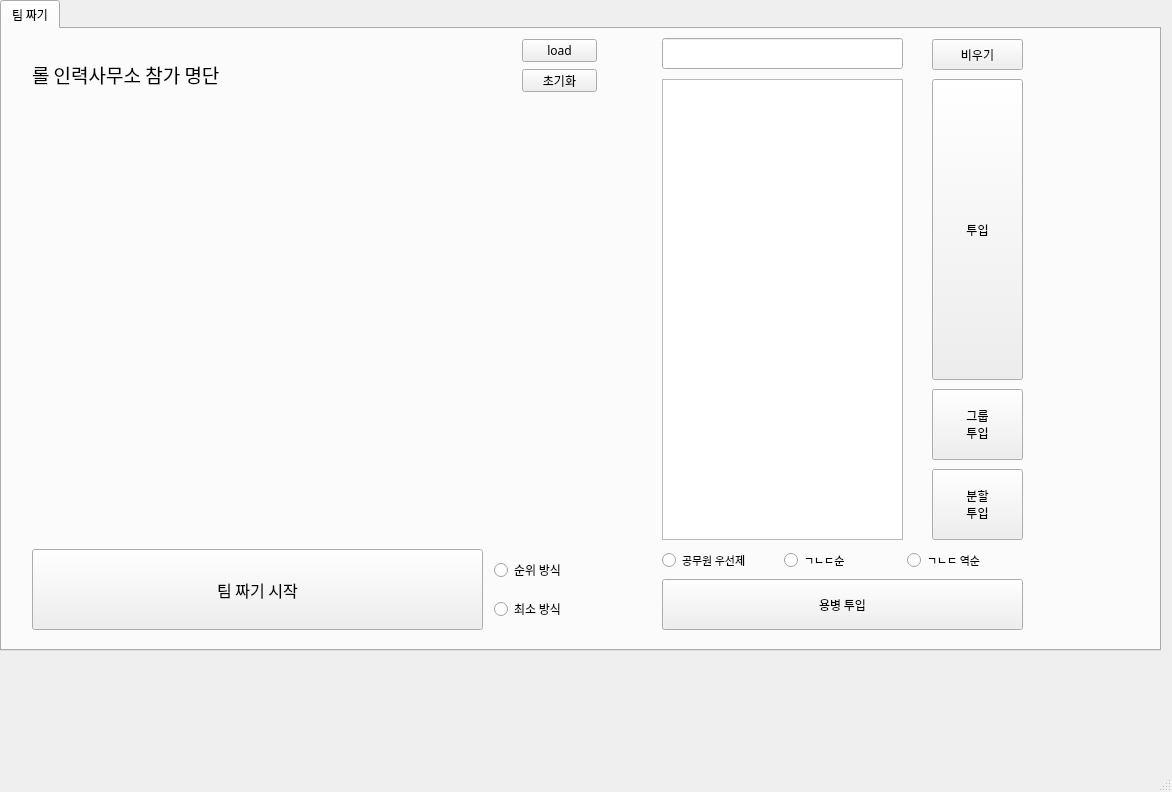
Before: the Qt Designer form img/ui/main_window.ui in kbeekim/lol_teamfight, drawn with Qt 5.
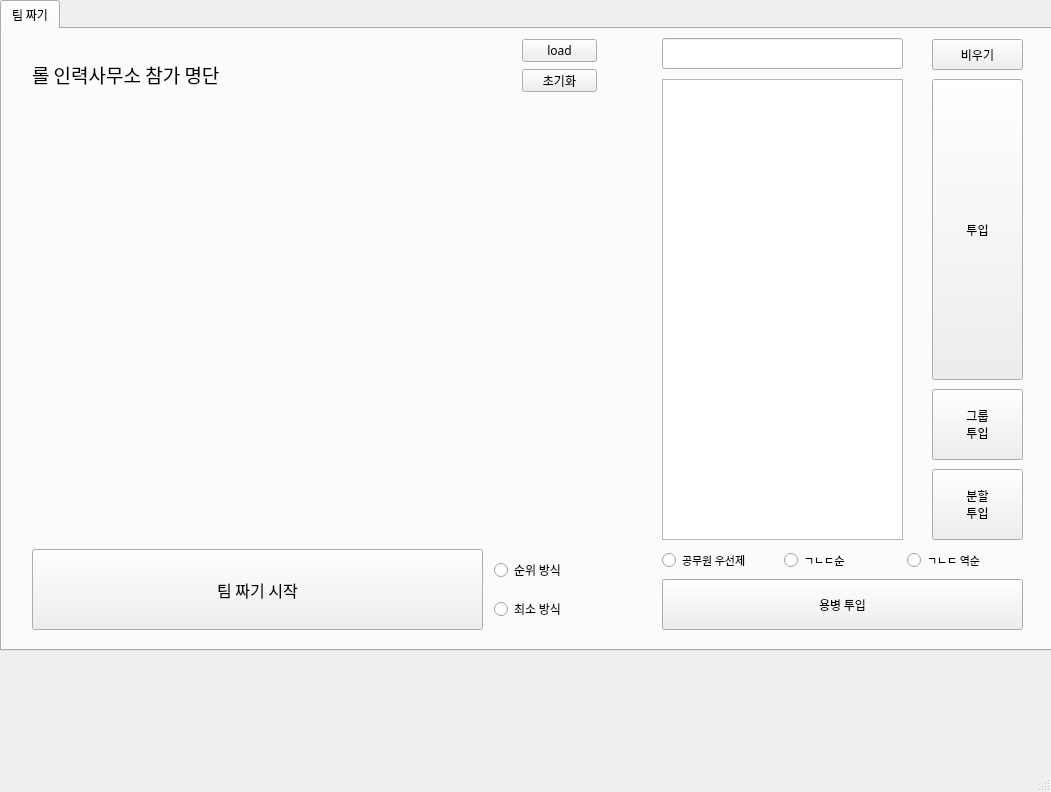
After: the same form once the commit is applied.

Patch:
```diff
--- a/img/ui/main_window.ui
+++ b/img/ui/main_window.ui
@@ -9,7 +9,7 @@
    <rect>
     <x>0</x>
     <y>0</y>
-    <width>1172</width>
+    <width>1051</width>
     <height>792</height>
    </rect>
   </property>
```
Left out of the diff: 2 changed lines with no effect on the pictures.
